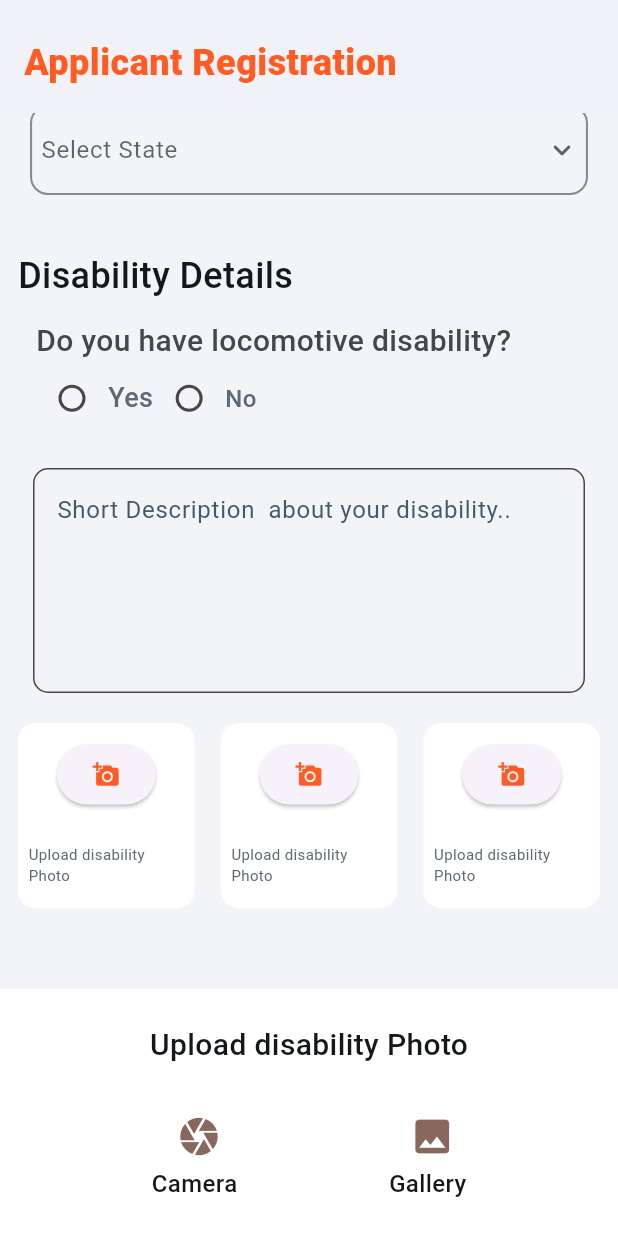
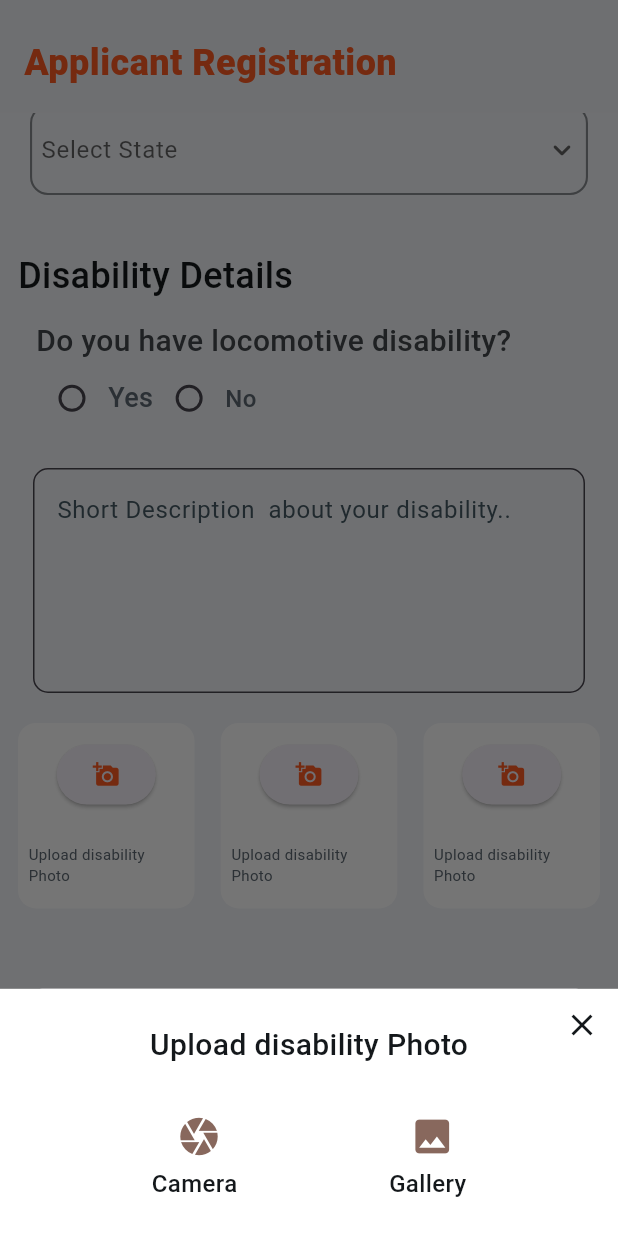
Before and after one commit to Coding2co/Divyangjan_Code, a Flutter app: the screen it shows after launch, scrolled down 292 dp, after a tap on the "add a photo" icon, on a phone screen of 412 x 824 dp. Run offline on Flutter 3.47's test engine with Material 3 defaults, Android fonts, the phone set to English and light mode, and no system bars; our stand-ins replace get, image_picker, pin_code_fields.

Commit message:
change in showbottomsheet

```diff
--- a/lib/widgets/card_widget.dart
+++ b/lib/widgets/card_widget.dart
@@ -1,5 +1,4 @@
 import 'package:divyangjan_frontend/Resources/Colors/app_colors.dart';
-import 'package:divyangjan_frontend/Resources/Strings/app_strings.dart';
 import 'package:divyangjan_frontend/widgets/status_widget.dart';
 import 'package:divyangjan_frontend/widgets/text_widget.dart';
 import 'package:flutter/material.dart';
--- a/lib/widgets/icon_widget.dart
+++ b/lib/widgets/icon_widget.dart
@@ -1,8 +1,6 @@
 
-import 'dart:ffi';
 
 import 'package:flutter/material.dart';
-import '../Resources/Colors/app_colors.dart';
 
 class IconButtonWidget extends StatelessWidget {
   final Icon icon;
--- a/lib/widgets/imagepicker_widget.dart
+++ b/lib/widgets/imagepicker_widget.dart
@@ -10,17 +10,14 @@ import 'package:image_picker/image_picker.dart';
 
 class ImagePickerWidget extends StatelessWidget {
   final ImagePickerController controller;
-  const ImagePickerWidget({Key? key,required this.controller}) : super(key: key);
+  const ImagePickerWidget({Key? key, required this.controller})
+      : super(key: key);
 
   @override
   Widget build(BuildContext context) {
-    return GestureDetector(
-      onTap: () {
-        Get.back();
-      },
-      child: Container(
+    return Container(
       width: MediaQuery.of(context).size.width / 3.5,
-        height: MediaQuery.of(context).size.height *0.15,
+      height: MediaQuery.of(context).size.height * 0.15,
       padding: const EdgeInsets.all(2),
       decoration: BoxDecoration(
         borderRadius: BorderRadius.circular(12.0),
@@ -31,13 +28,20 @@ class ImagePickerWidget extends StatelessWidget {
             ? Stack(
                 fit: StackFit.expand,
                 children: [
-                    Image.file(File(controller.imageFile.value!.path),fit: BoxFit.contain,),
-
+                  Image.file(
+                    File(controller.imageFile.value!.path),
+                    fit: BoxFit.contain,
+                  ),
                   Positioned(
                     top: 0,
                     right: 0,
                     child: IconButton(
-                        icon: const Icon(Icons.close, color: Colors.red,size: 20,weight: 20,),
+                      icon: const Icon(
+                        Icons.close,
+                        color: Colors.red,
+                        size: 20,
+                        weight: 20,
+                      ),
                       onPressed: () {
                         controller.removeImage();
                       },
@@ -51,7 +55,8 @@ class ImagePickerWidget extends StatelessWidget {
                   ElevatedButton(
                     onPressed: () {
                       debugPrint("button pressed");
-                        showBottomSheet(
+
+                      showModalBottomSheet(
                         context: context,
                         builder: (BuildContext context) {
                           return bottomSheetWidget(context, controller);
@@ -76,7 +81,6 @@ class ImagePickerWidget extends StatelessWidget {
                 ],
               ),
       ),
-      ),
     );
   }
 }
@@ -87,11 +91,16 @@ Widget bottomSheetWidget(BuildContext context, controller) {
     width: double.infinity,
     height: size.height * 0.2,
     color: AppColors.secondaryBackground,
-    child: Column(
+    child: Stack(children: [
+      Column(
         crossAxisAlignment: CrossAxisAlignment.center,
         mainAxisAlignment: MainAxisAlignment.spaceEvenly,
         children: [
-        const TextWidget(title: AppString.imgTxt, textColor: AppColors.blackText, textFontSize: 20, textFontWeight: FontWeight.w500),
+          const TextWidget(
+              title: AppString.imgTxt,
+              textColor: AppColors.blackText,
+              textFontSize: 20,
+              textFontWeight: FontWeight.w500),
           Row(
             mainAxisAlignment: MainAxisAlignment.spaceEvenly,
             children: [
@@ -106,7 +115,11 @@ Widget bottomSheetWidget(BuildContext context, controller) {
                     },
                   ),
                   const SizedBox(height: 3.0),
-                const TextWidget(title: AppString.cam, textColor: AppColors.blackText, textFontSize: 16.0, textFontWeight: FontWeight.w500),
+                  const TextWidget(
+                      title: AppString.cam,
+                      textColor: AppColors.blackText,
+                      textFontSize: 16.0,
+                      textFontWeight: FontWeight.w500),
                 ],
               ),
               Column(
@@ -121,12 +134,31 @@ Widget bottomSheetWidget(BuildContext context, controller) {
                     },
                   ),
                   const SizedBox(height: 3.0),
-                const TextWidget(title: AppString.gallery, textColor: AppColors.blackText, textFontSize: 16.0, textFontWeight: FontWeight.w500),
+                  const TextWidget(
+                      title: AppString.gallery,
+                      textColor: AppColors.blackText,
+                      textFontSize: 16.0,
+                      textFontWeight: FontWeight.w500),
                 ],
               ),
             ],
           ),
         ],
       ),
+      Positioned(
+        top: 0,
+        right: 0,
+        child: IconButton(
+          icon: const Icon(
+            Icons.close,
+            color: AppColors.blackText,
+            weight: 40,
+          ),
+          onPressed: () {
+            Get.back();
+          },
+        ),
+      ),
+    ]),
   );
 }
```
Also changed, not shown: lib/controllers/demo_imagepicker_controller.dart (deleted, +0 -20 lines), lib/controllers/imagepicker_controller.dart (+10 -36 lines), lib/widgets/demo_imagepicker.dart (deleted, +0 -49 lines). Lines whose indentation alone changed are shown as unchanged.
